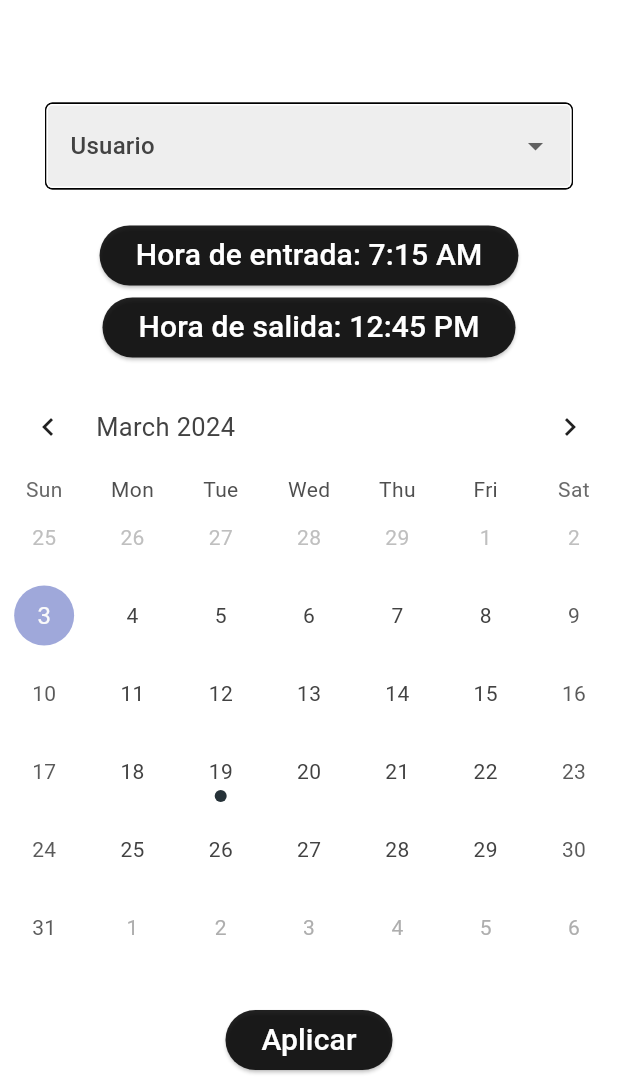
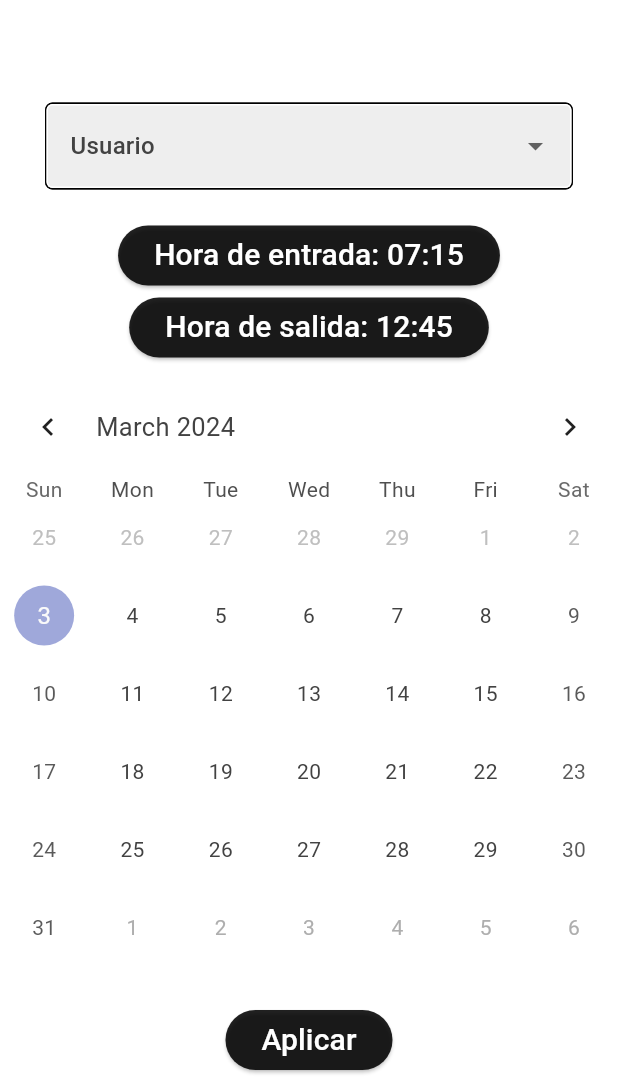
Before and after one commit to CakeNeka/peluqueria, a Flutter app: the UsuarioScreen screen opened directly with empty values, scrolled down 89 dp, after a tap on "Aplicar", on a phone screen of 412 x 824 dp, the part 145-1236 px from its top. Run offline on Flutter 3.47's test engine with Material 3 defaults, Android fonts, the phone set to English and light mode, and no system bars; drawn by our look-alikes of table_calendar; our stand-ins replace local_auth, shared_preferences; accounts and stored records are empty; network calls fail.

Commit message:
Horarios implementados, select de los dias festivos y de vacaciones

```diff
--- /dev/null
+++ b/lib/models/diafestivo.dart
@@ -0,0 +1,20 @@
+import 'dart:convert';
+
+class DiaFestivo {
+  String? id;
+  String fecha;
+  String nombreFestivo;
+
+  DiaFestivo({this.id, required this.fecha, required this.nombreFestivo});
+
+  factory DiaFestivo.fromRawJson(String str) =>
+      DiaFestivo.fromJson(json.decode(str));
+
+  String toRawJson() => json.encode(toJson());
+
+  factory DiaFestivo.fromJson(Map<String, dynamic> json) =>
+      DiaFestivo(fecha: json["fecha"], nombreFestivo: json["nombreFestivo"]);
+
+  Map<String, dynamic> toJson() =>
+      {"fecha": fecha, "nombreFestivo": nombreFestivo};
+}
--- /dev/null
+++ b/lib/models/diavacaciones.dart
@@ -0,0 +1,19 @@
+import 'dart:convert';
+
+class DiaVacaciones {
+  String? id;
+  String fecha;
+
+  DiaVacaciones({this.id, required this.fecha});
+
+  factory DiaVacaciones.fromRawJson(String str) =>
+      DiaVacaciones.fromJson(json.decode(str));
+
+  String toRawJson() => json.encode(toJson());
+
+  factory DiaVacaciones.fromJson(Map<String, dynamic> json) =>
+      DiaVacaciones(fecha: json["fecha"]);
+
+  Map<String, dynamic> toJson() =>
+      {"fecha": fecha};
+}
--- a/lib/models/usuario.dart
+++ b/lib/models/usuario.dart
@@ -33,8 +33,8 @@ class Usuario {
         nombre: json["nombre"],
         rol: json["rol"],
         telefono: json["telefono"],
-        horaInicial: json["horainicial"],
-        horaFin: json["horaFin"],
+        horaInicial: json["horaentrada"],
+        horaFin: json["horasalida"],
         verificado: json["verificado"],
       );
 
@@ -44,8 +44,8 @@ class Usuario {
         "nombre": nombre,
         "rol": rol,
         "telefono": telefono,
-        "horaInicial": horaInicial,
-        "horaFin": horaFin,
+        "horaentrada": horaInicial,
+        "horasalida": horaFin,
         "verificado": verificado,
       };
 }
--- a/lib/screens/gestion_peluqueros_screen.dart
+++ b/lib/screens/gestion_peluqueros_screen.dart
@@ -74,6 +74,8 @@ class _GestionPeluquerosScreenState extends State<GestionPeluquerosScreen> {
             return UserCard(
                 nombre: filteredUserList[index - 1].nombre,
                 rol: filteredUserList[index - 1].rol,
+                horaInicio: filteredUserList[index - 1].horaInicial ?? "Sin hora",
+                horaFin: filteredUserList[index - 1].horaFin ?? "Sin hora",
                 id: filteredUserList[index - 1].id ?? "No ID");
           }
         },
--- a/lib/screens/usuario_screen.dart
+++ b/lib/screens/usuario_screen.dart
@@ -2,23 +2,47 @@ import 'package:flutter/material.dart';
 import 'package:peluqueria/widgets/widgets.dart';
 import 'package:peluqueria/services/usuarios_services.dart';
 
-class UsuarioScreen extends StatelessWidget {
+class UsuarioScreen extends StatefulWidget {
   final String id;
   final String nombre;
   final String rol;
+  final String horaInicio;
+  final String horaFin;
 
   const UsuarioScreen(
-      {Key? key, required this.nombre, required this.rol, required this.id})
+      {Key? key,
+      required this.nombre,
+      required this.rol,
+      required this.id,
+      required this.horaInicio,
+      required this.horaFin})
       : super(key: key);
+
+  @override
+  _UsuarioScreenState createState() => _UsuarioScreenState();
+}
+
+class _UsuarioScreenState extends State<UsuarioScreen> {
+  late TimeOfDay horaInicioSeleccionada;
+  late TimeOfDay horaFinSeleccionada;
+
+  @override
+  void initState() {
+    super.initState();
+    horaInicioSeleccionada = TimeOfDay(hour: 7, minute: 15);
+    horaFinSeleccionada = TimeOfDay(hour: 12, minute: 45);
+  }
 
   @override
   Widget build(BuildContext context) {
     UsuariosServices usuariosServices = UsuariosServices();
+    TimeSelector timeSelector1;
+    TimeSelector timeSelector2;
     DateSelector dateSelector = const DateSelector();
     List<String> listaDeOpciones = <String>["Usuario", "Peluquero", "Gerente"];
     String rolActual = "Usuario";
     for (String opcion in listaDeOpciones) {
-      if (opcion == rol) {
+      if (opcion == widget.rol) {
         rolActual = opcion;
       }
     }
@@ -39,12 +63,28 @@ class UsuarioScreen extends StatelessWidget {
               child: Column(
                 children: [
                   const Icon(Icons.account_circle, size: 130),
-                  Text(nombre,
+                  Text(widget.nombre,
                       style:
                           const TextStyle(color: Colors.black87, fontSize: 26)),
                   dropList,
-                  const TimeSelector(type: 0),
-                  const TimeSelector(type: 1),
+                  timeSelector1 = TimeSelector(
+                    type: 0,
+                    id: widget.id,
+                    onTimeSelected: (time) {
+                      setState(() {
+                        horaInicioSeleccionada = time;
+                      });
+                    },
+                  ),
+                  timeSelector2 = TimeSelector(
+                    type: 1,
+                    id: widget.id,
+                    onTimeSelected: (time) {
+                      setState(() {
+                        horaFinSeleccionada = time;
+                      });
+                    },
+                  ),
                   dateSelector,
                   Padding(
                       padding: EdgeInsets.only(bottom: 10.0),
@@ -56,7 +96,16 @@ class UsuarioScreen extends StatelessWidget {
                                 TextStyle(color: Colors.white, fontSize: 20)),
                         onPressed: () {
                           usuariosServices.updateUsuarioRol(
-                              id, dropList.rolActual);
+                              widget.id, dropList.rolActual);
+                          String horaInicioFormatted =
+                              '${horaInicioSeleccionada.hour.toString().padLeft(2, '0')}:${horaInicioSeleccionada.minute.toString().padLeft(2, '0')}';
+                          usuariosServices.updateUsuarioHoraInicio(
+                              widget.id, horaInicioFormatted);
+
+                          String horaFinFormatted =
+                              '${horaFinSeleccionada.hour.toString().padLeft(2, '0')}:${horaFinSeleccionada.minute.toString().padLeft(2, '0')}';
+                          usuariosServices.updateUsuarioHoraFin(
+                              widget.id, horaFinFormatted);
                         },
                       ))
                 ],
--- /dev/null
+++ b/lib/services/diavacaciones_services.dart
@@ -0,0 +1,35 @@
+import 'dart:convert';
+import 'package:flutter/material.dart';
+import 'package:http/http.dart' as http;
+import 'package:peluqueria/models/diavacaciones.dart';
+
+class DiaVacacionesServices extends ChangeNotifier {
+  final String _baseUrl =
+      "pelu-siemens-default-rtdb.europe-west1.firebasedatabase.app";
+  final List<DiaVacaciones> diavacaciones = [];
+
+  Future<String> saveDiaVacaciones(DiaVacaciones dia) async {
+    final url = Uri.https(_baseUrl, 'diasvacaciones.json');
+    final resp = await http.post(url, body: dia.toRawJson());
+    return resp.body;
+  }
+
+Future<List<DiaVacaciones>> loadDiaVacaciones() async {
+  notifyListeners();
+
+  final url = Uri.https(_baseUrl, 'diasvacaciones.json');
+  final resp = await http.get(url);
+
+  final Map<String, dynamic> diasMap = json.decode(resp.body);
+
+  this.diavacaciones.clear();
+
+  diasMap.forEach((key, value) {
+    final tempDia = DiaVacaciones.fromJson(value);
+    tempDia.id = key;
+    this.diavacaciones.add(tempDia);
+  });
+
+  return diavacaciones;
+}
+}
--- a/lib/services/usuarios_services.dart
+++ b/lib/services/usuarios_services.dart
@@ -33,6 +33,10 @@ Future<List<Usuario>> loadUsuarios() async {
   return usuario;
 }
 
+  Future<Usuario?> getUsuarioById(String id) async {
+    List<Usuario> users = await loadUsuarios();
+    return users.where((u) => u.id == id).firstOrNull;
+  }
 
   Future<Usuario?> getUsuarioByEmail(String email) async {
     List<Usuario> users = await loadUsuarios();
@@ -55,4 +59,22 @@ Future<List<Usuario>> loadUsuarios() async {
 
     return id;
   }
+
+    Future<String> updateUsuarioHoraInicio(String id, String horaInicio) async {
+    final url = Uri.https(_baseUrl, 'usuarios/$id.json');
+
+    final resp = await http.patch(url, body: jsonEncode({'horaentrada': horaInicio}));
+    final decodedData = resp.body;
+
+    return id;
+  }
+
+    Future<String> updateUsuarioHoraFin(String id, String horaFin) async {
+    final url = Uri.https(_baseUrl, 'usuarios/$id.json');
+
+    final resp = await http.patch(url, body: jsonEncode({'horasalida': horaFin}));
+    final decodedData = resp.body;
+
+    return id;
+  }
 }
--- a/lib/widgets/date_selector.dart
+++ b/lib/widgets/date_selector.dart
@@ -1,25 +1,48 @@
 import 'package:flutter/material.dart';
+import 'package:peluqueria/models/diafestivo.dart';
+import 'package:peluqueria/services/diafestivos_services.';
 import 'package:table_calendar/table_calendar.dart';
+import 'package:peluqueria/models/diavacaciones.dart';
+import 'package:peluqueria/services/diavacaciones_services.dart';
 
 class DateSelector extends StatefulWidget {
   const DateSelector({Key? key}) : super(key: key);
-
-  get vacationDays => null;
 
   @override
   _DateSelectorState createState() => _DateSelectorState();
 }
 
-class _DateSelectorState extends State<DateSelector>{
+class _DateSelectorState extends State<DateSelector> {
   CalendarFormat _calendarFormat = CalendarFormat.month;
   DateTime _focusedDay = DateTime.now();
   DateTime? _rangeStart;
   DateTime? _rangeEnd;
 
-  List<DateTime> vacationDays = [
-    DateTime.utc(2024, 3, 19),
-    DateTime.utc(2024, 12, 25),
-  ];
+  late List<DiaVacaciones> vacationDays = List.empty();
+  late List<DiaFestivo> festiveDays = List.empty();
+
+  @override
+  void initState() {
+    super.initState();
+    cargarDiasVacaciones();
+    cargarDiasFestivos();
+  }
+
+  Future<void> cargarDiasVacaciones() async {
+    final diaVacacionesServices = DiaVacacionesServices();
+    List<String> diasString =
+        (await diaVacacionesServices.loadDiaVacaciones()).cast<String>();
+    vacationDays = diasString.cast<DiaVacaciones>();
+    setState(() {});
+  }
+
+  Future<void> cargarDiasFestivos() async {
+    final diaFestivoServices = DiaFestivoServices();
+    List<String> diasString =
+        (await diaFestivoServices.loadDiaFestivo()).cast<String>();
+    festiveDays = diasString.cast<DiaFestivo>();
+    setState(() {});
+  }
 
   @override
   Widget build(BuildContext context) {
@@ -42,7 +65,8 @@ class _DateSelectorState extends State<DateSelector>{
           onDaySelected: (selectedDay, focusedDay) {
             if (_rangeStart == null) {
               _rangeStart = selectedDay;
-          } else if (_rangeEnd == null || selectedDay.isBefore(_rangeStart!)) {
+            } else if (_rangeEnd == null ||
+                selectedDay.isBefore(_rangeStart!)) {
               _rangeEnd = _rangeStart;
               _rangeStart = selectedDay;
             } else if (selectedDay.isAfter(_rangeStart!)) {
@@ -61,24 +85,21 @@ class _DateSelectorState extends State<DateSelector>{
             _focusedDay = focusedDay;
           },
           eventLoader: (day) {
-          if (vacationDays.any((vacationDay) => isSameDay(vacationDay, day))) {
-            return [Event('Vacation')];
+            final List<Event> events = [];
+
+            if (vacationDays.any((dia) => isSameDay(DateTime.parse(dia.fecha), day))) {
+              events.add(Event('Vacaciones'));
             }
-          return [];
+
+            if (festiveDays.any((dia) => isSameDay(DateTime.parse(dia.fecha), day))) {
+              events.add(Event('Festivo'));
+            }
+
+            return events;
           },
         ),
-    ));
-  }
-  void getDaysInBetween() {
-    List<DateTime> days = [];
-    DateTime? startDate = _rangeStart;
-    DateTime? endDate = _rangeEnd;
-    for (int i = 0; i <= endDate!.difference(startDate!).inDays; i++) {
-      days.add(startDate!.add(Duration(days: i)));
-    }
-    for(DateTime day in days) {
-      vacationDays.add(day);
-    }
+      ),
+    );
   }
 }
 
--- a/lib/widgets/time_selector.dart
+++ b/lib/widgets/time_selector.dart
@@ -1,21 +1,54 @@
 import 'package:flutter/material.dart';
+import 'package:peluqueria/models/usuario.dart';
+import 'package:peluqueria/services/usuarios_services.dart';
 
 class TimeSelector extends StatefulWidget {
   final int type;
-  const TimeSelector({Key? key, required this.type}) : super(key: key);
+  final String id;
+  final Function(TimeOfDay) onTimeSelected;
+
+  const TimeSelector(
+      {Key? key,
+      required this.type,
+      required this.id,
+      required this.onTimeSelected})
+      : super(key: key);
 
   @override
   _TimeSelectorState createState() => _TimeSelectorState();
 }
 
 class _TimeSelectorState extends State<TimeSelector> {
+  UsuariosServices usuariosServices = UsuariosServices();
+  Usuario? usuario;
+  TimeOfDay? _horaSeleccionada = TimeOfDay(hour: 12, minute: 12);
   TimeOfDay _horaInicial = TimeOfDay(hour: 7, minute: 15);
   TimeOfDay _horaFin = TimeOfDay(hour: 12, minute: 45);
 
+  @override
+  void initState() {
+    super.initState();
+    loadUser();
+  }
+
+  void loadUser() async {
+    usuario = await usuariosServices.getUsuarioById(widget.id);
+    setState(() {
+      String horaInicio = usuario?.horaInicial ?? "7:15";
+      String horaFinal = usuario?.horaFin ?? "12:45";
+      _horaInicial = TimeOfDay(
+          hour: int.parse(horaInicio.split(":")[0]),
+          minute: int.parse(horaInicio.split(":")[1]));
+      _horaFin = TimeOfDay(
+          hour: int.parse(horaFinal.split(":")[0]),
+          minute: int.parse(horaFinal.split(":")[1]));
+    });
+  }
+
   Future<void> selectTime(BuildContext context) async {
-    final TimeOfDay? horaSeleccionada = await showTimePicker(
+    _horaSeleccionada = await showTimePicker(
       context: context,
-      initialTime: _horaInicial,
+      initialTime: TimeOfDay(hour: 12, minute: 12),
       initialEntryMode: TimePickerEntryMode.input,
       helpText: "Selecciona la hora",
       hourLabelText: "Hora",
@@ -25,18 +58,24 @@ class _TimeSelectorState extends State<TimeSelector> {
       builder: (BuildContext context, Widget? child) {
         return Theme(
           data: ThemeData.light().copyWith(
-            colorScheme: const ColorScheme.light(
-                primary: Colors.black87, secondary: Colors.black38),
+            colorScheme:
+                const ColorScheme.light(primary: Colors.black87, secondary: Colors.black38),
           ),
           child: child!,
         );
       },
     );
-    if (horaSeleccionada != null) {
+    if (_horaSeleccionada != null && widget.type == 0) {
       setState(() {
-        _horaInicial = horaSeleccionada;
+        _horaInicial = _horaSeleccionada!;
+        widget.onTimeSelected(_horaSeleccionada!);
       });
-    }
+    } else if (_horaSeleccionada != null && widget.type == 1) {
+      setState(() {
+        _horaFin = _horaSeleccionada!;
+        widget.onTimeSelected(_horaSeleccionada!);
+      });
+    } else {}
   }
 
   @override
@@ -45,16 +84,18 @@ class _TimeSelectorState extends State<TimeSelector> {
       return Container(
         child: ElevatedButton(
           style: ElevatedButton.styleFrom(backgroundColor: Colors.black87),
-        child: Text('Hora de entrada: ${_horaInicial.format(context)}',
+          child: Text(
+              'Hora de entrada: ${_formatTime(_horaInicial)}',
               style: const TextStyle(color: Colors.white, fontSize: 20)),
           onPressed: () => selectTime(context),
         ),
       );
-    } else if (widget.type == 1){
+    } else if (widget.type == 1) {
       return Container(
         child: ElevatedButton(
           style: ElevatedButton.styleFrom(backgroundColor: Colors.black87),
-        child: Text('Hora de salida: ${_horaFin.format(context)}',
+          child: Text(
+              'Hora de salida: ${_formatTime(_horaFin)}',
               style: const TextStyle(color: Colors.white, fontSize: 20)),
           onPressed: () => selectTime(context),
         ),
@@ -63,12 +104,19 @@ class _TimeSelectorState extends State<TimeSelector> {
       return Container(
         child: ElevatedButton(
           style: ElevatedButton.styleFrom(backgroundColor: Colors.black87),
-        child: Text('Hora seleccionada: ${_horaInicial.format(context)}',
+          child: Text(
+              'Hora seleccionada: ${_formatTime(_horaSeleccionada)}',
               style: const TextStyle(color: Colors.white, fontSize: 20)),
           onPressed: () => selectTime(context),
         ),
       );
     }
+  }
 
+  String _formatTime(TimeOfDay? time) {
+    if (time == null) return '';
+    final hours = time.hour.toString().padLeft(2, '0');
+    final minutes = time.minute.toString().padLeft(2, '0');
+    return '$hours:$minutes';
   }
 }
--- a/lib/widgets/user_card.dart
+++ b/lib/widgets/user_card.dart
@@ -5,8 +5,10 @@ class UserCard extends StatelessWidget {
   final String nombre;
   final String rol;
   final String id;
+  final String horaInicio;
+  final String horaFin;
 
-  UserCard({Key? key, required this.nombre, required this.rol, required this.id})
+  UserCard({Key? key, required this.nombre, required this.rol, required this.id, required this.horaInicio, required this.horaFin})
       : super(key: key);
 
   @override
@@ -53,7 +55,7 @@ class UserCard extends StatelessWidget {
                 onPressed: () {
                   Navigator.push(
                     context,
-                    MaterialPageRoute(builder: (context) => UsuarioScreen(nombre: nombre, rol: rol, id: id))
+                    MaterialPageRoute(builder: (context) => UsuarioScreen(nombre: nombre, rol: rol, id: id, horaInicio: horaInicio, horaFin: horaFin))
                   );
                 },
                 child: const Text('Ver',
```
Also changed, not shown: 1 other file. Lines whose indentation alone changed are shown as unchanged.
